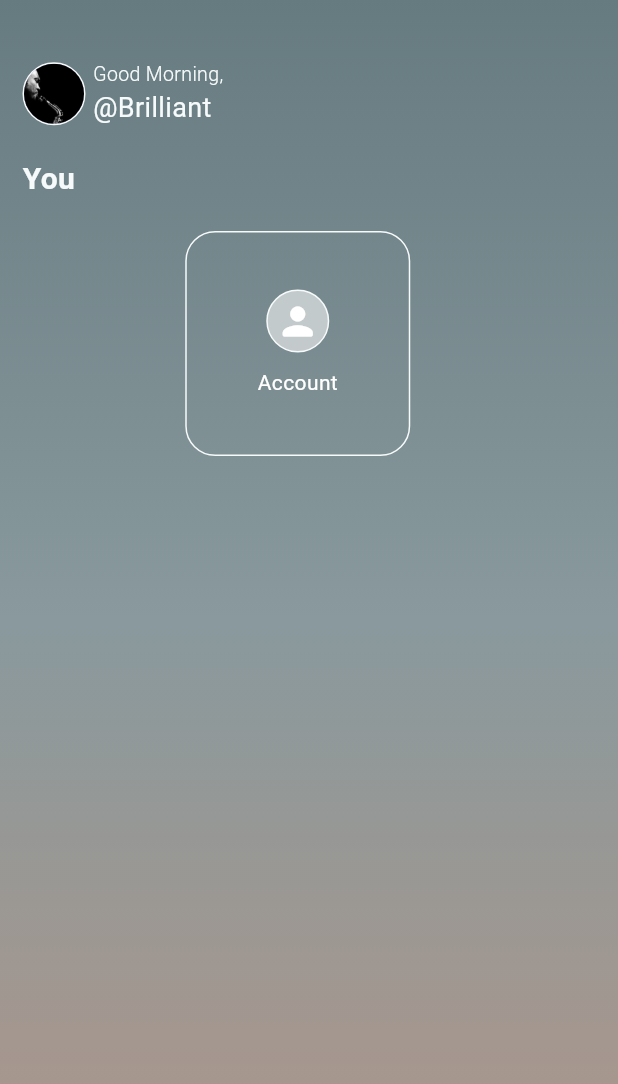
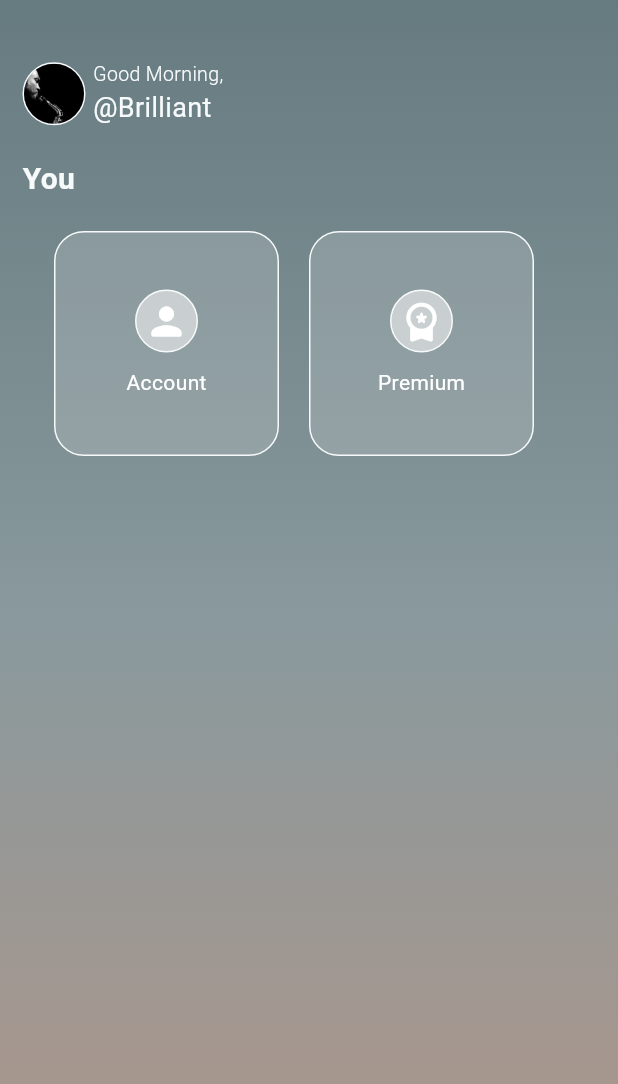
Before and after one commit to kwakyebrilliant/play, a Flutter app: the SettingPage screen opened directly, on a phone screen of 412 x 824 dp. Shown: the top 1084 px of the screen. Run offline on Flutter 3.47's test engine with Material 3 defaults, Android fonts, the phone set to English and light mode, and no system bars.

Commit message:
settings updates

```diff
--- a/lib/screens/settings/setting_page.dart
+++ b/lib/screens/settings/setting_page.dart
@@ -117,12 +117,12 @@ class _SettingPageState extends State<SettingPage> {
                     children: [
                       //account here
                       Padding(
-                        padding: const EdgeInsets.only(right: 15.0),
+                        padding: const EdgeInsets.only(right: 20.0),
                         child: Container(
                           height: 150.0,
                           width: 150.0,
                           decoration: BoxDecoration(
-                            //color: const Color(0xFFE3E5E5).withOpacity(0.2),
+                            color: const Color(0xFFE3E5E5).withOpacity(0.2),
                             borderRadius: BorderRadius.circular(20.0),
                             border: Border.all(
                               color: const Color(0xFFF7fAFB),
@@ -144,7 +144,7 @@ class _SettingPageState extends State<SettingPage> {
                                     color: const Color(0xFFF7fAFB),
                                   ),
                                 ),
-                                // Play icon
+                                // Person icon
                                 child: const Icon(
                                   Icons.person_rounded,
                                   size: 30.0,
@@ -155,6 +155,56 @@ class _SettingPageState extends State<SettingPage> {
                                 padding: EdgeInsets.only(top: 10.0),
                                 child: Text(
                                   'Account',
+                                  style: TextStyle(
+                                    color: Colors.white,
+                                  ),
+                                ),
+                              ),
+                            ],
+                          ),
+                        ),
+                      ),
+
+                      //premium here
+                      Padding(
+                        padding: const EdgeInsets.only(right: 20.0),
+                        child: Container(
+                          height: 150.0,
+                          width: 150.0,
+                          decoration: BoxDecoration(
+                            color: const Color(0xFFE3E5E5).withOpacity(0.2),
+                            borderRadius: BorderRadius.circular(20.0),
+                            border: Border.all(
+                              color: const Color(0xFFF7fAFB),
+                              width: 1.0,
+                            ),
+                          ),
+                          child: Column(
+                            mainAxisAlignment: MainAxisAlignment.center,
+                            children: [
+                              Container(
+                                height: 42.0,
+                                width: 42.0,
+                                decoration: BoxDecoration(
+                                  color:
+                                      const Color(0xFFE3E5E5).withOpacity(0.7),
+                                  borderRadius: BorderRadius.circular(60.0),
+                                  border: Border.all(
+                                    width: 1.0,
+                                    color: const Color(0xFFF7fAFB),
+                                  ),
+                                ),
+                                // workspace premium icon
+                                child: const Icon(
+                                  Icons.workspace_premium_rounded,
+                                  size: 30.0,
+                                  color: Colors.white,
+                                ),
+                              ),
+                              const Padding(
+                                padding: EdgeInsets.only(top: 10.0),
+                                child: Text(
+                                  'Premium',
                                   style: TextStyle(
                                     color: Colors.white,
                                   ),
```
